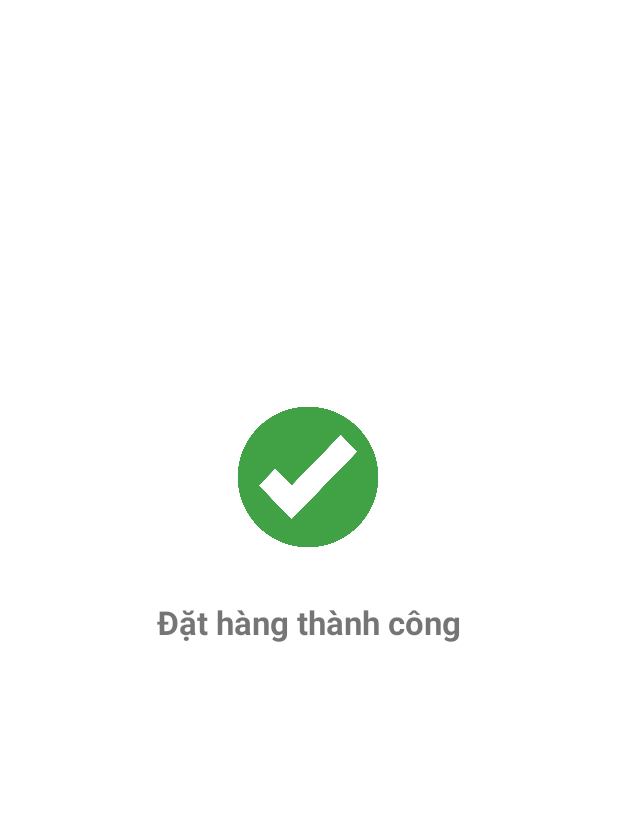
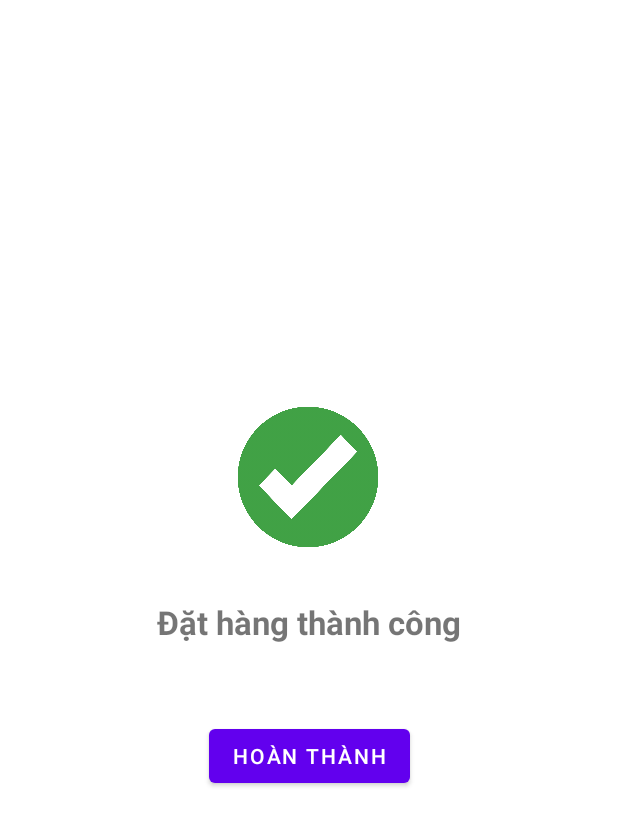
Before and after one commit to duyvox-dev/ShoesStore, an Android app: the PlacedOrderActivity screen opened directly, with no data from a screen before it, on a phone screen of 412 x 824 dp. Shown: the top 826 px of the screen. Run offline under Robolectric (Android 15) with nearby library versions, the phone set to English and light mode, and no system bars; our stand-ins replace Firebase (no records; nobody signed in at launch, a user with empty details on screens opened directly); Roboto replaces fonts that are not available here.

Commit message:
eleventh commit

```diff
--- a/app/src/main/java/com/example/myshoesstore/PlacedOrderActivity.java
+++ b/app/src/main/java/com/example/myshoesstore/PlacedOrderActivity.java
@@ -3,10 +3,14 @@ package com.example.myshoesstore;
 import androidx.annotation.NonNull;
 import androidx.appcompat.app.AppCompatActivity;
 
+import android.content.Intent;
 import android.os.Bundle;
+import android.view.View;
+import android.widget.Button;
 import android.widget.Toast;
 
 import com.example.myshoesstore.models.MyCartModel;
+import com.example.myshoesstore.ui.home.HomeFragment;
 import com.google.android.gms.tasks.OnCompleteListener;
 import com.google.android.gms.tasks.Task;
 import com.google.firebase.auth.FirebaseAuth;
@@ -22,6 +26,7 @@ public class PlacedOrderActivity extends AppCompatActivity {
     FirebaseAuth auth;
     FirebaseFirestore firestore;
 
+    Button btnDone;
     @Override
     protected void onCreate(Bundle savedInstanceState) {
         super.onCreate(savedInstanceState);
@@ -29,6 +34,15 @@ public class PlacedOrderActivity extends AppCompatActivity {
 
         auth = FirebaseAuth.getInstance();
         firestore = FirebaseFirestore.getInstance();
+        btnDone = findViewById(R.id.buttonDone);
+
+        btnDone.setOnClickListener(new View.OnClickListener() {
+            @Override
+            public void onClick(View v) {
+                Intent intent = new Intent(PlacedOrderActivity.this, MainActivity.class);
+                startActivity(intent);
+            }
+        });
 
         List<MyCartModel> list = (ArrayList<MyCartModel>) getIntent().getSerializableExtra("itemList");
 
--- a/app/src/main/res/layout/activity_placed_order.xml
+++ b/app/src/main/res/layout/activity_placed_order.xml
@@ -31,4 +31,14 @@
         app:layout_constraintHorizontal_bias="0.498"
         app:layout_constraintStart_toStartOf="parent"
         app:layout_constraintTop_toTopOf="parent" />
+
+    <Button
+        android:id="@+id/buttonDone"
+        android:layout_width="wrap_content"
+        android:layout_height="wrap_content"
+        android:layout_marginTop="80dp"
+        android:text="Hoàn thành"
+        app:layout_constraintEnd_toEndOf="parent"
+        app:layout_constraintStart_toStartOf="parent"
+        app:layout_constraintTop_toTopOf="@+id/textView4" />
 </androidx.constraintlayout.widget.ConstraintLayout>
```
